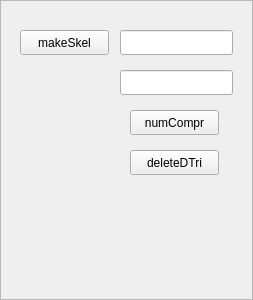
Above: skeleton/skelmanager.ui from PietroMeloni/MedialAxisToQuadLayout before the change. Below: the same form after it.
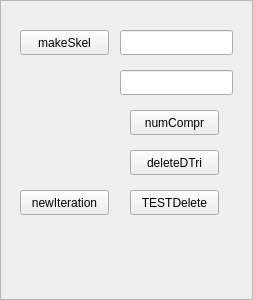
That is the form after the change.

Commit message: implementate funzioni di test

Patch:
```diff
--- a/skeleton/skelmanager.ui
+++ b/skeleton/skelmanager.ui
@@ -78,6 +78,32 @@
     <string>deleteDTri</string>
    </property>
   </widget>
+  <widget class="QPushButton" name="butTESTDeleteDTri">
+   <property name="geometry">
+    <rect>
+     <x>130</x>
+     <y>190</y>
+     <width>89</width>
+     <height>25</height>
+    </rect>
+   </property>
+   <property name="text">
+    <string>TESTDelete</string>
+   </property>
+  </widget>
+  <widget class="QPushButton" name="butTESTNewIteration">
+   <property name="geometry">
+    <rect>
+     <x>20</x>
+     <y>190</y>
+     <width>89</width>
+     <height>25</height>
+    </rect>
+   </property>
+   <property name="text">
+    <string>newIteration</string>
+   </property>
+  </widget>
  </widget>
  <resources/>
  <connections/>
```
The commit also changes 6 other files.
